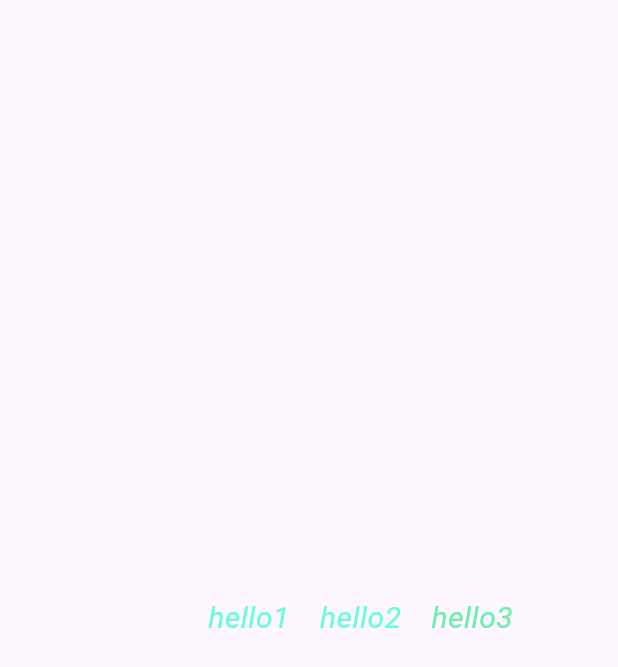
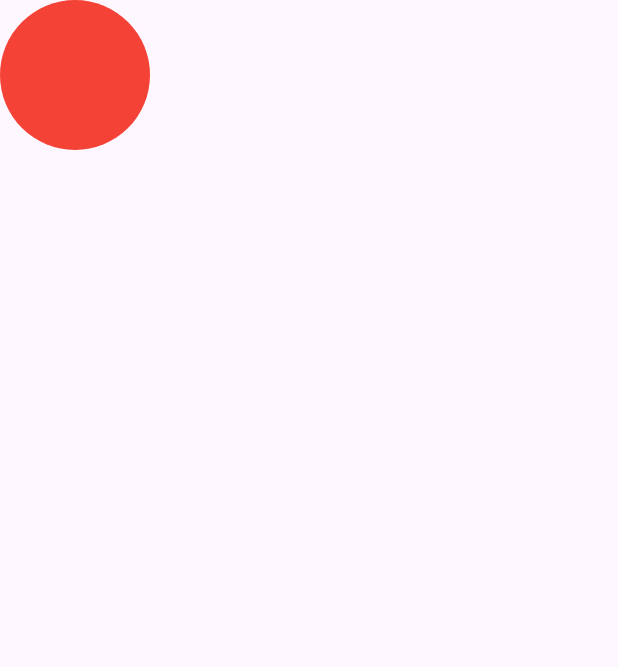
Before and after one commit to badolmajumdar123/Flutter, a Flutter app: the screen it shows after launch, on a phone screen of 412 x 824 dp. Shown: the top 667 px of the screen. Run offline on Flutter 3.47's test engine with Material 3 defaults, Android fonts, the phone set to English and light mode, and no system bars.

Commit message:
Container
Co-authored-by: Copilot <copilot@github.com>

```diff
--- a/lib/main.dart
+++ b/lib/main.dart
@@ -1,5 +1,5 @@
 import 'package:flutter/material.dart';
-import 'package:flu/practice.dart';
+import 'practiceContainer.dart';
 
 void main() {
   runApp(const MyApp());
@@ -16,7 +16,7 @@ class MyApp extends StatelessWidget {
 
       debugShowCheckedModeBanner: false,
 
-      home: Practicepage(),
+      home: PracticeContainer(),
     );
   }
 }
--- /dev/null
+++ b/lib/practice1.dart
@@ -0,0 +1 @@
+// TODO Implement this library.
--- /dev/null
+++ b/lib/practiceContainer.dart
@@ -0,0 +1,24 @@
+import 'package:flutter/material.dart';
+
+class PracticeContainer extends StatefulWidget {
+  const PracticeContainer({super.key});
+
+  @override
+  State<PracticeContainer> createState() => _PracticeContainerState();
+}
+
+class _PracticeContainerState extends State<PracticeContainer> {
+  @override
+  Widget build(BuildContext context) {
+    return Scaffold(
+      body: Container(
+        height: 100,
+        width: 100,
+        decoration: BoxDecoration(
+          color: Colors.red,
+          borderRadius: BorderRadius.circular(50),
+        ),
+      ),
+    );
+  }
+}
```
